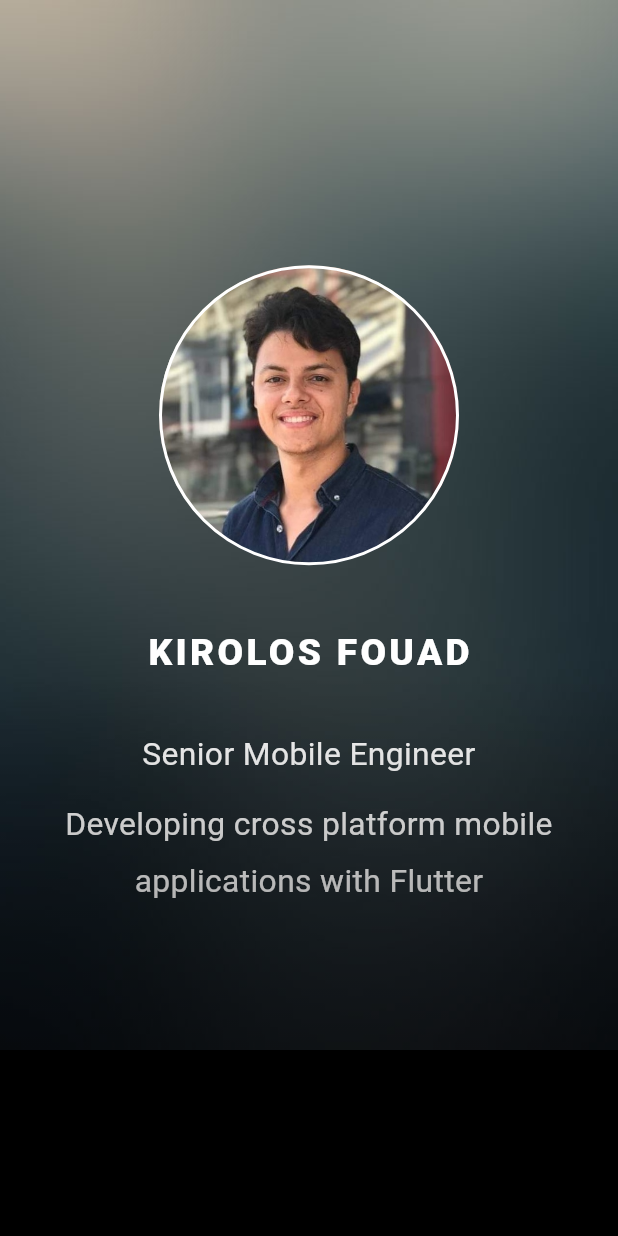
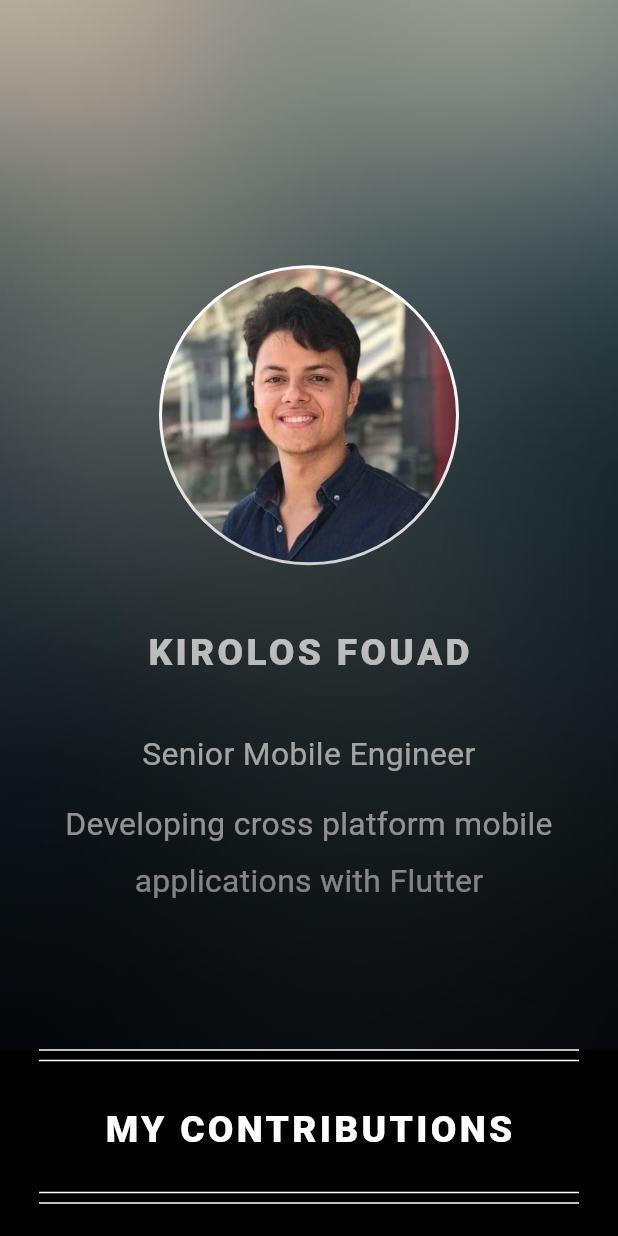
Before and after one commit to KiroAlbear/MyPortfolio, a Flutter app: the screen it shows after launch, on a phone screen of 412 x 824 dp. Run offline on Flutter 3.47's test engine with Material 3 defaults, Android fonts, the phone set to English and light mode, and no system bars; our stand-ins replace flutter_screenutil, flutter_svg, responsive_framework; Roboto replaces fonts that are missing (Almarai).

Commit message:
adding timeline mobile view

```diff
--- a/lib/UI/main_page/main_page.dart
+++ b/lib/UI/main_page/main_page.dart
@@ -2,6 +2,7 @@ import 'package:flutter/material.dart';
 import 'package:portfolio/UI/main_page/models/project_model.dart';
 import 'package:portfolio/UI/main_page/widgets/painters/timeline_painter.dart';
 import 'package:portfolio/UI/main_page/widgets/project_card_item.dart';
+import 'package:portfolio/UI/main_page/widgets/time_line/timeline_header.dart';
 import 'package:portfolio/UI/main_page/widgets/time_line/timeline_item.dart';
 import 'package:portfolio/config/dimensions/app_dimensions.dart';
 import 'package:portfolio/config/extensions/extensions.dart';
@@ -10,16 +11,14 @@ import 'package:portfolio/core/constants.dart';
 import 'package:portfolio/gen/assets.gen.dart';
 import 'package:responsive_framework/responsive_framework.dart';
 
-import 'widgets/time_line/timeline_header.dart';
-
 class MainPage extends StatelessWidget {
   MainPage({super.key});
 
   final double profileImageRadious = 100;
   final double profileImageSize = 200;
   final double blurredImageHeight = 700;
-  final double projectContainerHeight = 3000;
-  final Color projectContainerColor = Colors.black;
+  // final double projectContainerHeight = 3000;
+  // final Color projectContainerColor = Colors.black;
 
   final List<ProjectModel> projects = [
     ProjectModel(
@@ -46,21 +45,26 @@ class MainPage extends StatelessWidget {
   @override
   Widget build(BuildContext context) {
     return Material(
+      color: Colors.black,
       child: SingleChildScrollView(
+        child: Container(
+          // color: Colors.black,
           child: Column(
             children: [
               _buildPageTop(context),
+              TimelineHeader(),
               ResponsiveBreakpoints.of(context).largerThan(MOBILE)
                   ? _buildTimeLine(context)
                   : _buildProjectCardItems()
             ],
           ),
         ),
+      ),
     );
   }
 
   Widget _buildPageTop(BuildContext context) {
-    return SizedBox(
+    return Container(
       height: blurredImageHeight,
       child: Stack(
         fit: StackFit.expand,
@@ -74,8 +78,7 @@ class MainPage extends StatelessWidget {
             padding: EdgeInsets.only(top: AppDimensions.h(200)),
             child: Column(
               children: [
-                Center(
-                    child: Container(
+                Container(
                   width: profileImageSize,
                   height: profileImageSize,
                   decoration: BoxDecoration(
@@ -91,7 +94,7 @@ class MainPage extends StatelessWidget {
                       fit: BoxFit.cover,
                     ),
                   ),
-                )),
+                ),
                 40.ph,
                 Text(
                   "KIROLOS FOUAD",
@@ -122,11 +125,7 @@ class MainPage extends StatelessWidget {
               ],
             ),
           ),
-          Positioned(
-            bottom: 0,
-            left: 0,
-            right: 0,
-            child: Transform.translate(
+          Transform.translate(
             offset: Offset(0, 250),
             child: Container(
               height: 500,
@@ -137,7 +136,6 @@ class MainPage extends StatelessWidget {
                 end: Alignment.bottomCenter,
               )),
             ),
-            ),
           )
         ],
       ),
@@ -146,18 +144,21 @@ class MainPage extends StatelessWidget {
 
   Widget _buildProjectCardItems() {
     return Container(
-      height: projectContainerHeight,
-      color: projectContainerColor,
+      // height: projectContainerHeight,
       child: Padding(
-        padding: const EdgeInsets.symmetric(horizontal: 80.0),
+        padding: const EdgeInsets.symmetric(horizontal: 80.0, vertical: 30),
         child: Column(
           children: [
             ...projects
-                .map((e) => ProjectCartItem(
+                .map((e) => Padding(
+                      padding:
+                          const EdgeInsets.only(top: 80.0, left: 70, right: 70),
+                      child: ProjectCartItem(
                         title: e.title,
                         description: e.description,
                         image: e.image,
                         route: e.route,
+                      ),
                     ))
                 .toList()
           ],
@@ -168,11 +169,9 @@ class MainPage extends StatelessWidget {
 
   Widget _buildTimeLine(BuildContext context) {
     return Container(
-      height: projectContainerHeight,
-      color: projectContainerColor,
+      // height: projectContainerHeight,
       child: Column(
         children: [
-          TimelineHeader(),
           SizedBox(
             height: 100,
           ),
```
Also changed, not shown: lib/UI/main_page/widgets/project_card_item.dart (+51 -10 lines). Lines whose indentation alone changed are shown as unchanged.
